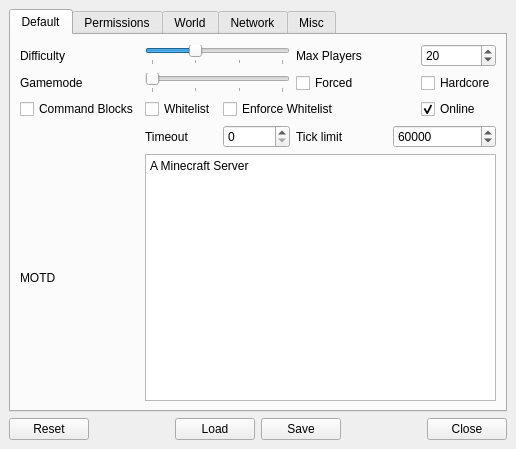
Old version of the form main.ui in the repository Preta-Crowz/PSPM.
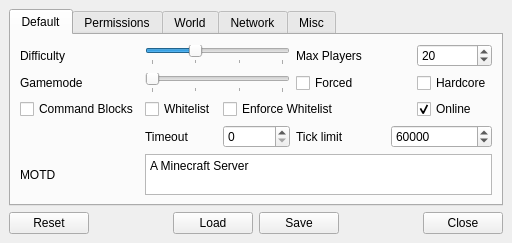
New version of the form. Icons and pictures are not drawn.

Commit message: 크기 수정

```diff
--- a/main.ui
+++ b/main.ui
@@ -6,10 +6,28 @@
    <rect>
     <x>0</x>
     <y>0</y>
-    <width>516</width>
-    <height>449</height>
+    <width>512</width>
+    <height>243</height>
    </rect>
   </property>
+  <property name="minimumSize">
+   <size>
+    <width>512</width>
+    <height>243</height>
+   </size>
+  </property>
+  <property name="maximumSize">
+   <size>
+    <width>512</width>
+    <height>276</height>
+   </size>
+  </property>
+  <property name="baseSize">
+   <size>
+    <width>512</width>
+    <height>243</height>
+   </size>
+  </property>
   <property name="windowTitle">
    <string>Preta's server properties manager</string>
   </property>
```
Left out of the diff: 6 changed lines with no effect on the pictures.
